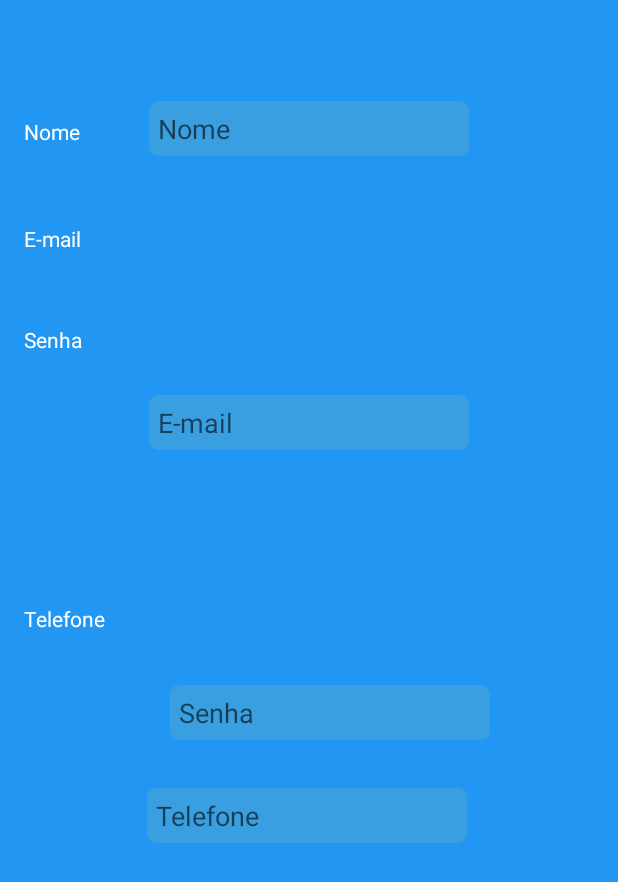
After one commit to RafaelFranca1998/EcoSocial, an Android app: the CadastroActivity screen opened directly, with no data from a screen before it, on a phone screen of 412 x 824 dp. The commit adds this screen. Shown: the top 882 px of the screen. Run offline under Robolectric (Android 15) with nearby library versions, the phone set to English and light mode, and no system bars.

Commit message:
11.09.2018 - 00:52

```diff
--- /dev/null
+++ b/app/src/main/java/com/example/rafael_cruz/prototipo/activity/CadastroActivity.java
@@ -0,0 +1,38 @@
+package com.example.rafael_cruz.prototipo.activity;
+
+import android.Manifest;
+import android.content.pm.PackageManager;
+import android.support.v4.app.ActivityCompat;
+import android.support.v7.app.AppCompatActivity;
+import android.os.Bundle;
+import android.telephony.TelephonyManager;
+
+import com.example.rafael_cruz.prototipo.R;
+
+public class CadastroActivity extends AppCompatActivity {
+
+    @Override
+    protected void onCreate(Bundle savedInstanceState) {
+        super.onCreate(savedInstanceState);
+        setContentView(R.layout.activity_cadastro);
+
+
+
+
+        //-------------------------------------------------------------------------------------------------------------
+        //Obtem numero do user
+        TelephonyManager tm = (TelephonyManager) getSystemService(TELEPHONY_SERVICE);
+        if (ActivityCompat.checkSelfPermission(this, Manifest.permission.READ_SMS) != PackageManager.PERMISSION_GRANTED && ActivityCompat.checkSelfPermission(this, Manifest.permission.READ_PHONE_NUMBERS) != PackageManager.PERMISSION_GRANTED && ActivityCompat.checkSelfPermission(this, Manifest.permission.READ_PHONE_STATE) != PackageManager.PERMISSION_GRANTED) {
+            // TODO: Consider calling
+            //    ActivityCompat#requestPermissions
+            // here to request the missing permissions, and then overriding
+            //   public void onRequestPermissionsResult(int requestCode, String[] permissions,
+            //                                          int[] grantResults)
+            // to handle the case where the user grants the permission. See the documentation
+            // for ActivityCompat#requestPermissions for more details.
+            return;
+        }
+        String numeroDoTelefone = tm.getLine1Number();
+        //-----------------------------------------------------------------------------------------------------------
+    }
+}
--- /dev/null
+++ b/app/src/main/res/drawable/background_text.xml
@@ -0,0 +1,11 @@
+<?xml version="1.0" encoding="utf-8"?>
+<shape xmlns:android="http://schemas.android.com/apk/res/android"
+    android:shape="rectangle">
+    <solid android:color="@color/AzulMarinhoOpaco"></solid>
+    <padding android:left="6dp"
+        android:top="6dp"
+        android:right="6dp"
+        android:bottom="6dp" />
+    <corners android:radius="6dp" />
+
+</shape>
--- /dev/null
+++ b/app/src/main/res/layout/activity_cadastro.xml
@@ -0,0 +1,119 @@
+<?xml version="1.0" encoding="utf-8"?>
+<android.support.constraint.ConstraintLayout xmlns:android="http://schemas.android.com/apk/res/android"
+    xmlns:app="http://schemas.android.com/apk/res-auto"
+    xmlns:tools="http://schemas.android.com/tools"
+    android:layout_width="match_parent"
+    android:layout_height="match_parent"
+    android:background="@color/primary"
+    tools:context=".activity.CadastroActivity">
+
+    <EditText
+        android:id="@+id/editText"
+        android:layout_width="wrap_content"
+        android:layout_height="wrap_content"
+        android:layout_marginBottom="21dp"
+        android:layout_marginEnd="84dp"
+        android:layout_marginStart="30dp"
+        android:layout_marginTop="24dp"
+        android:ems="10"
+        android:hint="E-mail"
+        android:inputType="textEmailAddress"
+        android:background="@drawable/background_text"
+        app:layout_constraintBottom_toTopOf="@+id/editText3"
+        app:layout_constraintEnd_toEndOf="parent"
+        app:layout_constraintStart_toEndOf="@+id/textView6"
+        app:layout_constraintTop_toBottomOf="@+id/editText2" />
+
+    <EditText
+        android:id="@+id/editText2"
+        android:layout_width="wrap_content"
+        android:layout_height="wrap_content"
+        android:layout_marginEnd="85dp"
+        android:layout_marginStart="31dp"
+        android:layout_marginTop="67dp"
+        android:ems="10"
+        android:hint="Nome"
+        android:inputType="textPersonName"
+        android:background="@drawable/background_text"
+        app:layout_constraintEnd_toEndOf="parent"
+        app:layout_constraintStart_toEndOf="@+id/textView5"
+        app:layout_constraintTop_toTopOf="parent" />
+
+    <EditText
+        android:id="@+id/editText3"
+        android:layout_width="wrap_content"
+        android:layout_height="wrap_content"
+        android:layout_marginBottom="32dp"
+        android:layout_marginEnd="85dp"
+        android:layout_marginStart="29dp"
+        android:background="@drawable/background_text"
+        android:ems="10"
+        android:hint="Senha"
+        android:inputType="textPersonName"
+        app:layout_constraintBottom_toTopOf="@+id/editText4"
+        app:layout_constraintEnd_toEndOf="parent"
+        app:layout_constraintHorizontal_bias="1.0"
+        app:layout_constraintStart_toEndOf="@+id/textView8" />
+
+    <EditText
+        android:id="@+id/editText4"
+        android:layout_width="wrap_content"
+        android:layout_height="wrap_content"
+        android:layout_marginBottom="262dp"
+        android:layout_marginEnd="85dp"
+        android:layout_marginStart="12dp"
+        android:ems="10"
+        android:hint="Telefone"
+        android:inputType="textPersonName"
+        android:textColor="@color/Branco"
+        android:background="@drawable/background_text"
+        app:layout_constraintBottom_toBottomOf="parent"
+        app:layout_constraintEnd_toEndOf="parent"
+        app:layout_constraintStart_toEndOf="@+id/textView10" />
+
+    <TextView
+        android:id="@+id/textView5"
+        android:layout_width="wrap_content"
+        android:layout_height="wrap_content"
+        android:layout_marginStart="16dp"
+        android:layout_marginTop="78dp"
+        android:text="Nome"
+        android:textColor="@color/Branco"
+        app:layout_constraintStart_toStartOf="parent"
+        app:layout_constraintTop_toTopOf="parent" />
+
+    <TextView
+        android:id="@+id/textView6"
+        android:layout_width="wrap_content"
+        android:layout_height="wrap_content"
+        android:layout_marginStart="16dp"
+        android:layout_marginTop="52dp"
+        android:text="E-mail"
+        android:textColor="@color/Branco"
+        app:layout_constraintStart_toStartOf="parent"
+        app:layout_constraintTop_toBottomOf="@+id/textView5" />
+
+    <TextView
+        android:id="@+id/textView8"
+        android:layout_width="wrap_content"
+        android:layout_height="wrap_content"
+        android:layout_marginStart="16dp"
+        android:layout_marginTop="48dp"
+        android:text="Senha"
+        android:textColor="@color/Branco"
+        app:layout_constraintStart_toStartOf="parent"
+        app:layout_constraintTop_toBottomOf="@+id/textView6" />
+
+    <TextView
+        android:id="@+id/textView10"
+        android:layout_width="wrap_content"
+        android:layout_height="wrap_content"
+        android:layout_marginBottom="275dp"
+        android:layout_marginStart="16dp"
+        android:layout_marginTop="39dp"
+        android:text="Telefone"
+        android:textColor="@color/Branco"
+        app:layout_constraintBottom_toBottomOf="parent"
+        app:layout_constraintStart_toStartOf="parent"
+        app:layout_constraintTop_toBottomOf="@+id/textView8" />
+</android.support.constraint.ConstraintLayout>
--- a/app/src/main/res/values/colors.xml
+++ b/app/src/main/res/values/colors.xml
@@ -12,7 +12,7 @@
     <color name="VerdeClaro2">#98fd01</color>
     <color name="VerdeEscuro2">#659834</color>
     <color name="VerdeEscuro3">#104d3a</color>
-    <color name="AzulMarinho">#1d88b6</color>
+    <color name="AzulMarinhoOpaco">#7658a8ca</color>
 
     <!--Cores padrão do app-->
     <color name="primary">#2196F3</color>
```
Also changed, not shown: app/src/main/AndroidManifest.xml (+13 -12 lines), app/src/main/java/com/example/rafael_cruz/prototipo/fragments/AddEventFragment.java (+25 -4 lines), app/src/main/res/layout/activity_login.xml (+27 -12 lines).
